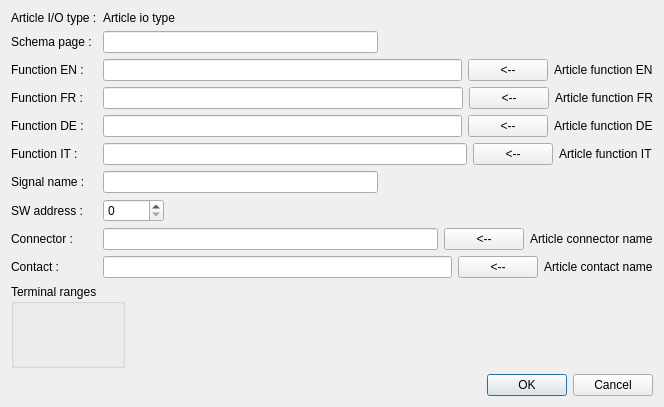
Old version of the form tools/mdtcablelist/src/mdtClUnitConnectionDialog.ui in the repository scandyna/multidiagtools.
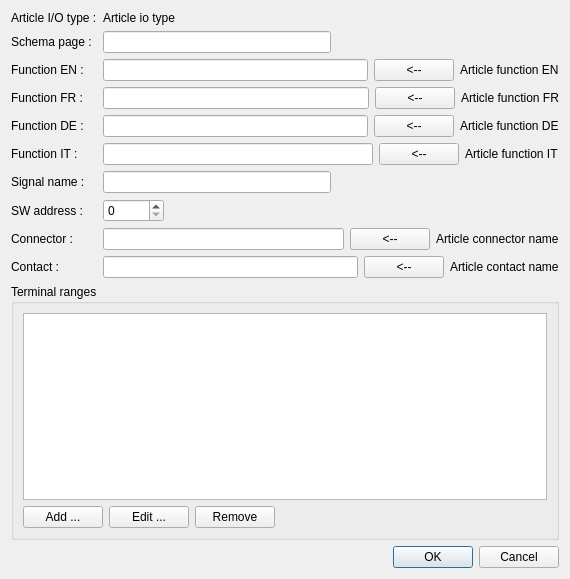
New version of the form.

Patch:
```diff
--- a/tools/mdtcablelist/src/mdtClUnitConnectionDialog.ui
+++ b/tools/mdtcablelist/src/mdtClUnitConnectionDialog.ui
@@ -6,14 +6,14 @@
    <rect>
     <x>0</x>
     <y>0</y>
-    <width>664</width>
-    <height>407</height>
+    <width>570</width>
+    <height>579</height>
    </rect>
   </property>
   <property name="windowTitle">
    <string>Dialog</string>
   </property>
-  <layout class="QVBoxLayout" name="verticalLayout">
+  <layout class="QVBoxLayout" name="verticalLayout_2">
    <item>
     <layout class="QFormLayout" name="formLayout">
      <item row="0" column="0">
@@ -310,12 +310,35 @@
     </layout>
    </item>
    <item>
-    <layout class="QHBoxLayout" name="horizontalLayout_10">
-     <item>
       <widget class="QGroupBox" name="gbRanges">
        <property name="title">
         <string>Terminal ranges</string>
        </property>
+     <layout class="QVBoxLayout" name="verticalLayout">
+      <item>
+       <widget class="QTableView" name="tableView"/>
+      </item>
+      <item>
+       <layout class="QHBoxLayout" name="horizontalLayout_10">
+        <item>
+         <widget class="QPushButton" name="pbAddRange">
+          <property name="text">
+           <string>Add ...</string>
+          </property>
+         </widget>
+        </item>
+        <item>
+         <widget class="QPushButton" name="pbEditRange">
+          <property name="text">
+           <string>Edit ...</string>
+          </property>
+         </widget>
+        </item>
+        <item>
+         <widget class="QPushButton" name="pbRemoveRange">
+          <property name="text">
+           <string>Remove</string>
+          </property>
       </widget>
      </item>
      <item>
@@ -332,6 +355,9 @@
       </spacer>
      </item>
     </layout>
+      </item>
+     </layout>
+    </widget>
    </item>
    <item>
     <widget class="QDialogButtonBox" name="buttonBox">
```
Lines whose indentation alone changed are shown as unchanged.
